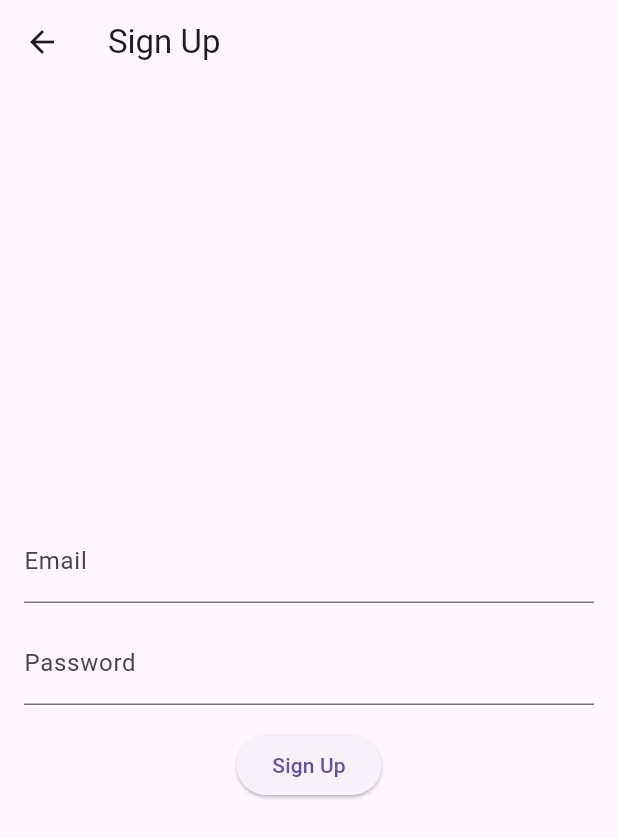
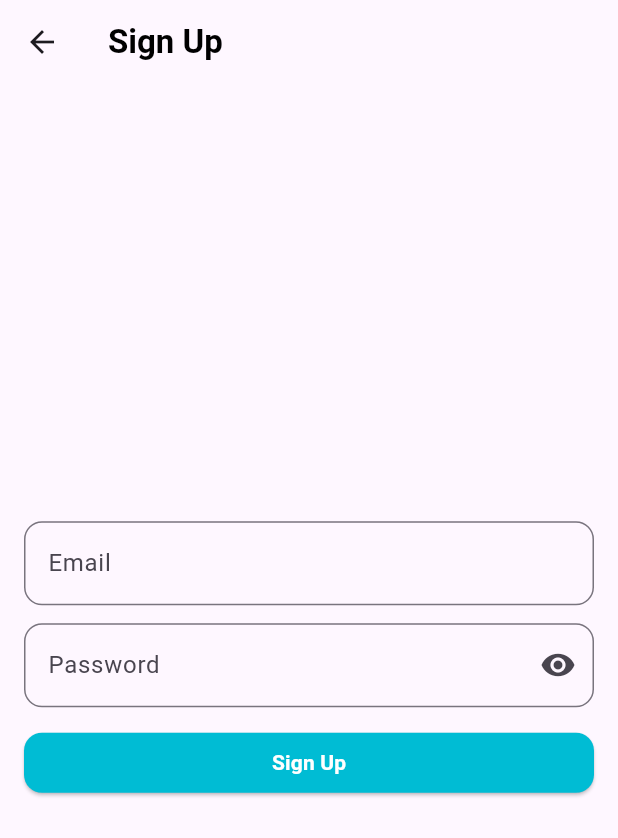
Before and after one commit to prathameshkalantri/ZenHub, a Flutter app: the screen it shows after launch, after a tap on an icon or button, on a phone screen of 412 x 824 dp. Shown: the top 838 px of the screen. Run offline on Flutter 3.47's test engine with Material 3 defaults, Android fonts, the phone set to English and light mode, and no system bars; our stand-ins replace firebase_auth, firebase_core; accounts and stored records are empty; network calls fail.

Commit message:
Sign up and sign page design

```diff
--- a/lib/signin.dart
+++ b/lib/signin.dart
@@ -11,6 +11,13 @@ class _SignInPageState extends State<SignInPage> {
   final FirebaseAuth _auth = FirebaseAuth.instance;
   final TextEditingController _emailController = TextEditingController();
   final TextEditingController _passwordController = TextEditingController();
+  bool _isObscured = true;
+
+  void _toggleObscure() {
+    setState(() {
+      _isObscured = !_isObscured;
+    });
+  }
 
   Future<void> _signIn() async {
     try {
@@ -36,7 +43,8 @@ class _SignInPageState extends State<SignInPage> {
   Widget build(BuildContext context) {
     return Scaffold(
       appBar: AppBar(
-        title: Text('Sign In'),
+        title: Text('Sign In',
+            style: TextStyle(fontWeight: FontWeight.bold,color: Colors.black)),
       ),
       body: Padding(
         padding: EdgeInsets.all(16.0),
@@ -47,25 +55,60 @@ class _SignInPageState extends State<SignInPage> {
               controller: _emailController,
               decoration: InputDecoration(
                 labelText: 'Email',
+                border: OutlineInputBorder(
+                  borderRadius: BorderRadius.circular(12.0),
+                  borderSide: BorderSide(
+                    color: Colors.black,
+                    width: 2.0, // Set the border width
+                  ),
+                ),
               ),
             ),
             SizedBox(height: 12.0),
             TextField(
               controller: _passwordController,
+              obscureText: _isObscured,
               decoration: InputDecoration(
                 labelText: 'Password',
+                border: OutlineInputBorder(
+                  borderRadius: BorderRadius.circular(12.0),
+                  borderSide: BorderSide(
+                    color: Colors.black,
+                    width: 3.0, // Set the border width
+                  ),
+                ),
+                suffixIcon: IconButton(
+                  icon: Icon(_isObscured ? Icons.visibility : Icons.visibility_off),
+                  onPressed: _toggleObscure,
+                ),
               ),
-              obscureText: true,
             ),
             SizedBox(height: 16.0),
-            ElevatedButton(
-              onPressed: _signIn,
-              child: Text('Sign In'),
+            SizedBox(
+              width: double.infinity,
+              child: ElevatedButton(
+                onPressed: _signIn,
+                style: ButtonStyle(
+                  backgroundColor: MaterialStateProperty.all<Color>(Colors.cyan), // Button color
+                  shape: MaterialStateProperty.all<RoundedRectangleBorder>(
+                    RoundedRectangleBorder(
+                      borderRadius: BorderRadius.circular(12.0),
+                    ),
+                  ),
+                ),
+                child: Text(
+                  'Sign In',
+                  style: TextStyle(color: Colors.white), // Text color
+                ),
+              ),
             ),
             SizedBox(height: 8.0),
             TextButton(
               onPressed: _navigateToSignUp,
-              child: Text('Don\'t have an account? Sign Up'),
+              child: Text(
+                'Don\'t have an account? Sign Up',
+                style: TextStyle(color:Colors.cyan),
+              ),
             ),
           ],
         ),
--- a/lib/signup.dart
+++ b/lib/signup.dart
@@ -10,6 +10,13 @@ class _SignUpPageState extends State<SignUpPage> {
   final FirebaseAuth _auth = FirebaseAuth.instance;
   final TextEditingController _emailController = TextEditingController();
   final TextEditingController _passwordController = TextEditingController();
+  bool _isObscured = true;
+
+  void _toggleObscure() {
+    setState(() {
+      _isObscured = !_isObscured;
+    });
+  }
 
   Future<void> _signUp() async {
     try {
@@ -28,7 +35,8 @@ class _SignUpPageState extends State<SignUpPage> {
   Widget build(BuildContext context) {
     return Scaffold(
       appBar: AppBar(
-        title: Text('Sign Up'),
+        title: Text('Sign Up',
+        style: TextStyle(fontWeight: FontWeight.bold,color: Colors.black)),
       ),
       body: Padding(
         padding: EdgeInsets.all(16.0),
@@ -39,6 +47,10 @@ class _SignUpPageState extends State<SignUpPage> {
               controller: _emailController,
               decoration: InputDecoration(
                 labelText: 'Email',
+                border: OutlineInputBorder(
+                  borderRadius: BorderRadius.circular(12.0),
+                  borderSide: BorderSide(color: Colors.black),
+                ),
               ),
             ),
             SizedBox(height: 12.0),
@@ -46,13 +58,35 @@ class _SignUpPageState extends State<SignUpPage> {
               controller: _passwordController,
               decoration: InputDecoration(
                 labelText: 'Password',
+                border: OutlineInputBorder(
+                  borderRadius: BorderRadius.circular(12.0),
+                  borderSide: BorderSide(color: Colors.black),
+                ),
+                suffixIcon: IconButton(
+                  icon: Icon(_isObscured ? Icons.visibility : Icons.visibility_off),
+                  onPressed: _toggleObscure,
+                ),
               ),
-              obscureText: true,
+              obscureText: _isObscured,
             ),
-            SizedBox(height: 16.0),
-            ElevatedButton(
-              onPressed: _signUp,
-              child: Text('Sign Up'),
+            SizedBox(height: 13.0),
+            SizedBox(
+              width: double.infinity,
+              child: ElevatedButton(
+                onPressed: _signUp,
+                style: ButtonStyle(
+                  backgroundColor: MaterialStateProperty.all<Color>(Colors.cyan), // Button color
+                  shape: MaterialStateProperty.all<RoundedRectangleBorder>(
+                    RoundedRectangleBorder(
+                      borderRadius: BorderRadius.circular(12.0),
+                    ),
+                  ),
+                ),
+                child: Text(
+                  'Sign Up',
+                  style: TextStyle(color: Colors.white,fontWeight: FontWeight.bold), // Text color
+                ),
+              ),
             ),
           ],
         ),
```
